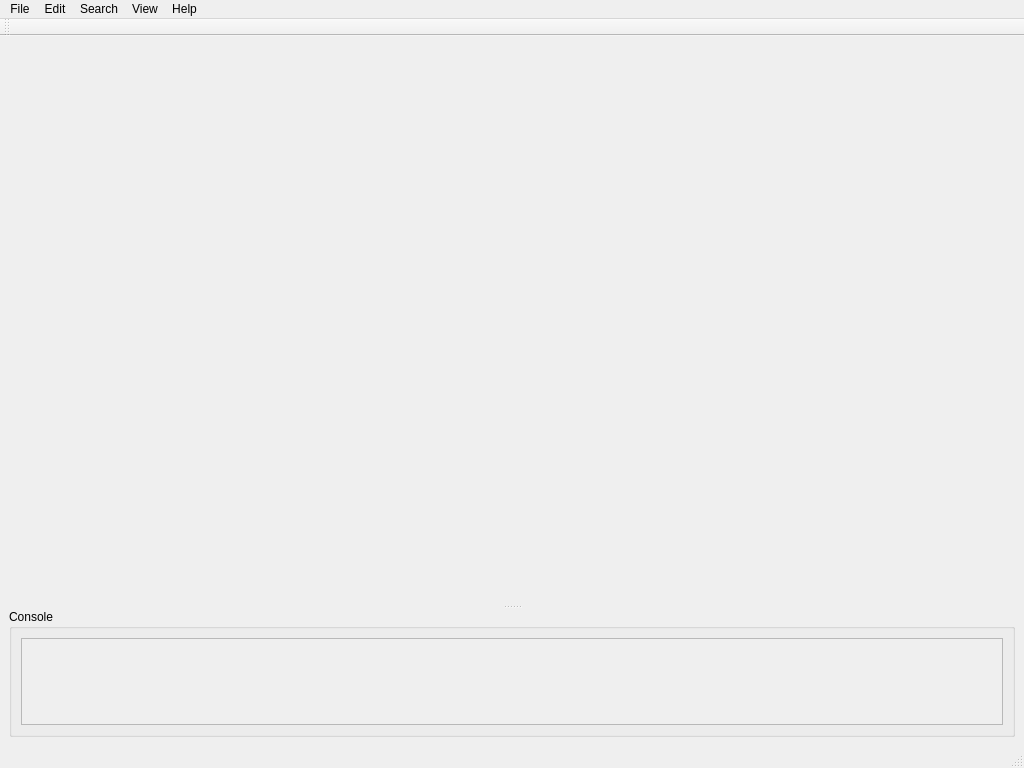
Old version of the form ui/mainwindow.ui in the repository bekindpleaserewind/gamefinder.
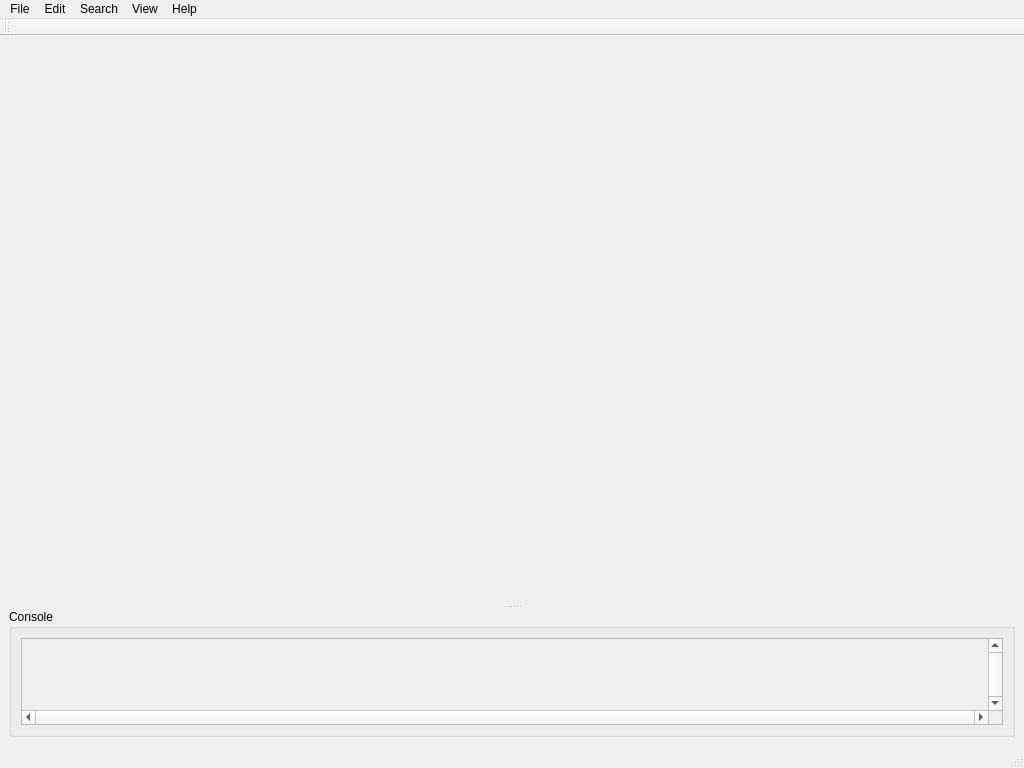
New version of the form.

```diff
--- a/ui/mainwindow.ui
+++ b/ui/mainwindow.ui
@@ -62,6 +62,12 @@
          <layout class="QVBoxLayout" name="consoleLayout">
           <item>
            <widget class="QScrollArea" name="consoleScroll">
+            <property name="verticalScrollBarPolicy">
+             <enum>Qt::ScrollBarAlwaysOn</enum>
+            </property>
+            <property name="horizontalScrollBarPolicy">
+             <enum>Qt::ScrollBarAlwaysOn</enum>
+            </property>
             <property name="widgetResizable">
              <bool>true</bool>
             </property>
@@ -70,8 +76,8 @@
               <rect>
                <x>0</x>
                <y>0</y>
-               <width>982</width>
-               <height>88</height>
+               <width>965</width>
+               <height>71</height>
               </rect>
              </property>
              <layout class="QVBoxLayout" name="verticalLayout_3">
```
